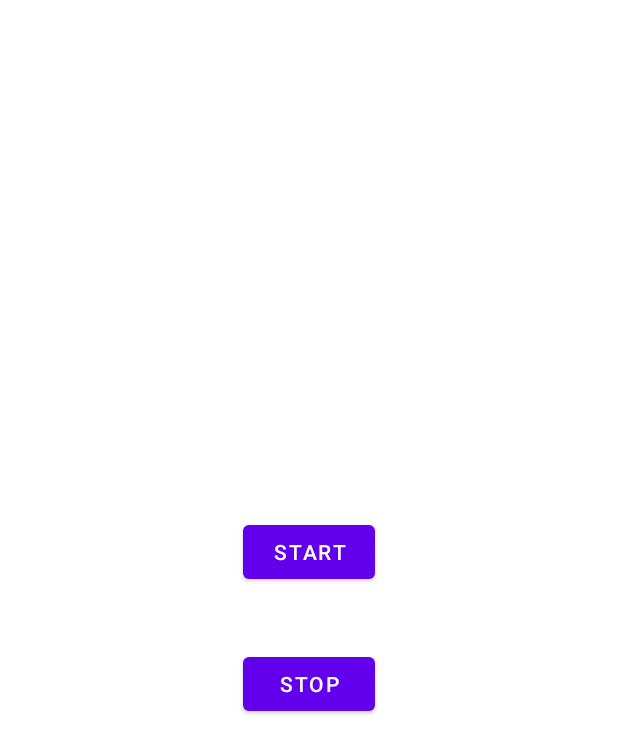
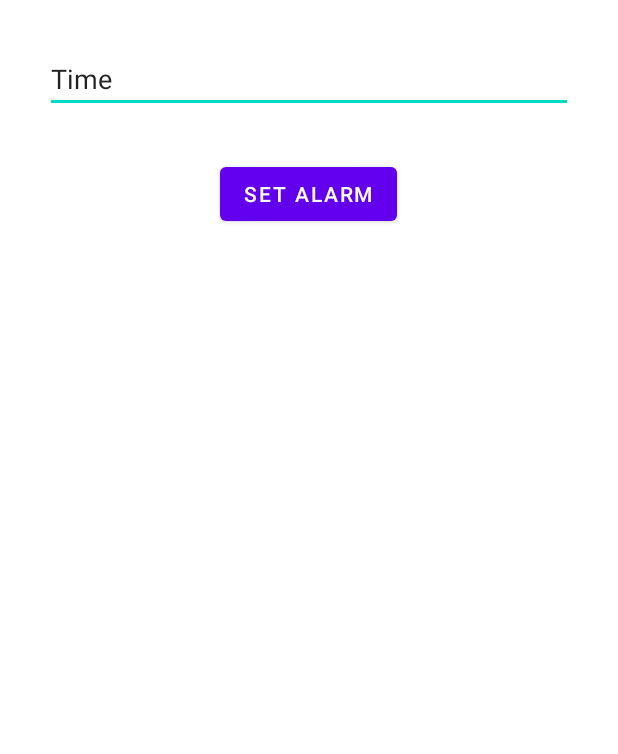
Before and after one commit to AR1610/MyAppGenSatSun, an Android app: the screen it shows after launch (MyServiceActivity before the commit, AlarmActivity after it), on a phone screen of 412 x 824 dp. Shown: the top 754 px of the screen. Run offline under Robolectric (Android 15) with nearby library versions, the phone set to English and light mode, and no system bars; 2 statements that could not run were skipped.

Commit message:
Alarm Service

```diff
--- /dev/null
+++ b/app/src/main/java/com/myappgensatsun/AlarmActivity.java
@@ -0,0 +1,41 @@
+package com.myappgensatsun;
+
+import androidx.appcompat.app.AppCompatActivity;
+
+import android.app.AlarmManager;
+import android.app.PendingIntent;
+import android.content.Intent;
+import android.os.Bundle;
+import android.view.View;
+import android.widget.Button;
+import android.widget.EditText;
+
+public class AlarmActivity extends AppCompatActivity {
+
+    EditText edtTime;
+    Button btnTime;
+
+    @Override
+    protected void onCreate(Bundle savedInstanceState) {
+        super.onCreate(savedInstanceState);
+        setContentView(R.layout.activity_alarm);
+        edtTime = findViewById(R.id.edt_time);
+        btnTime = findViewById(R.id.btn_set_alrm);
+        btnTime.setOnClickListener(new View.OnClickListener() {
+            @Override
+            public void onClick(View view) {
+
+                int time = Integer.parseInt(edtTime.getText().toString());
+                Intent i = new Intent(AlarmActivity.this,BroadCast.class);
+                PendingIntent pendingIntent =
+                        PendingIntent.getBroadcast(AlarmActivity.this,1,i,PendingIntent.FLAG_ONE_SHOT);
+
+                AlarmManager alarmManager = (AlarmManager) getSystemService(ALARM_SERVICE);
+                alarmManager.set(AlarmManager.RTC_WAKEUP,System.currentTimeMillis()+(time*1000),pendingIntent);
+
+
+
+            }
+        });
+    }
+}
--- a/app/src/main/java/com/myappgensatsun/SplashActivity.java
+++ b/app/src/main/java/com/myappgensatsun/SplashActivity.java
@@ -20,7 +20,7 @@ public class SplashActivity extends AppCompatActivity {
         new Handler().postDelayed(new Runnable() {
             @Override
             public void run() {
-                Intent i = new Intent(SplashActivity.this, MyServiceActivity.class);
+                Intent i = new Intent(SplashActivity.this, AlarmActivity.class);
                 startActivity(i);
                 finish(); // clear stack
             }
--- /dev/null
+++ b/app/src/main/res/layout/activity_alarm.xml
@@ -0,0 +1,25 @@
+<?xml version="1.0" encoding="utf-8"?>
+<LinearLayout xmlns:android="http://schemas.android.com/apk/res/android"
+    xmlns:app="http://schemas.android.com/apk/res-auto"
+    xmlns:tools="http://schemas.android.com/tools"
+    android:layout_width="match_parent"
+    android:layout_height="match_parent"
+    tools:context=".AlarmActivity"
+    android:orientation="vertical"
+    android:padding="30dp">
+    <EditText
+        android:layout_width="match_parent"
+        android:layout_height="wrap_content"
+        android:id="@+id/edt_time"
+        android:text="Time"
+        android:inputType="number"/>
+
+    <Button
+        android:layout_width="wrap_content"
+        android:layout_height="wrap_content"
+        android:id="@+id/btn_set_alrm"
+        android:text="Set Alarm"
+        android:layout_marginTop="30dp"
+        android:layout_gravity="center"/>
+
+</LinearLayout>
```
Also changed, not shown: app/src/main/AndroidManifest.xml (+10 -1 lines), app/src/main/java/com/myappgensatsun/BroadCast.java (added, +16 -0 lines), app/src/main/java/com/myappgensatsun/NotificationActivity.java (added, +54 -0 lines), app/src/main/res/layout/activity_notification.xml (added, +16 -0 lines), 1 other file.
